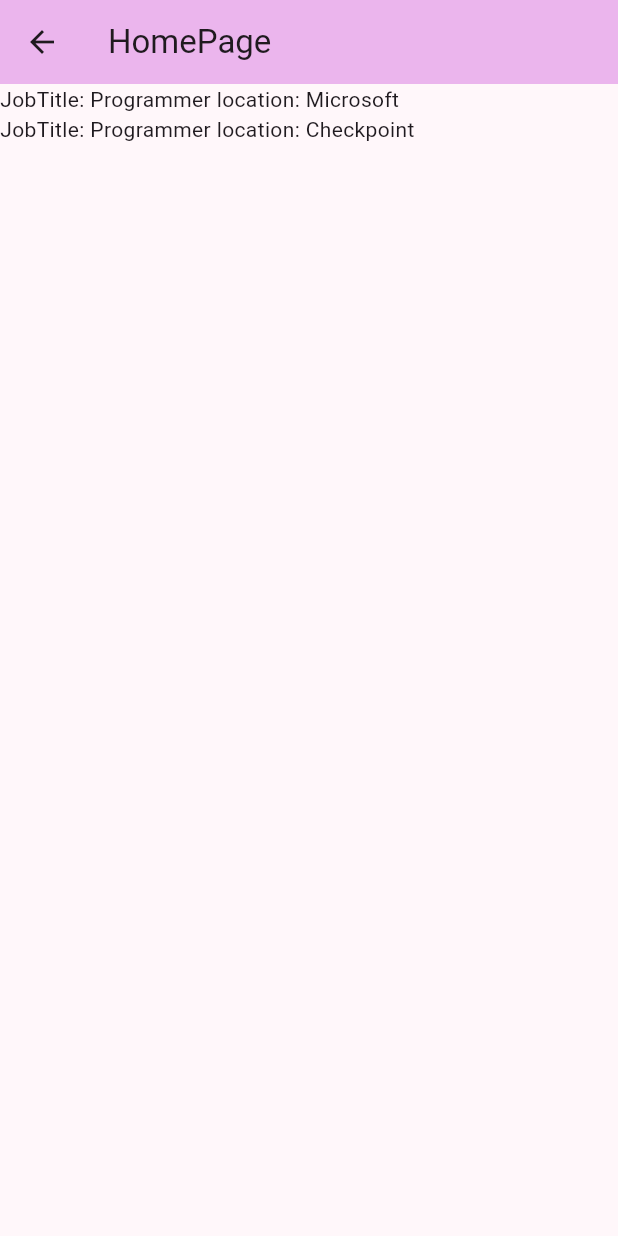
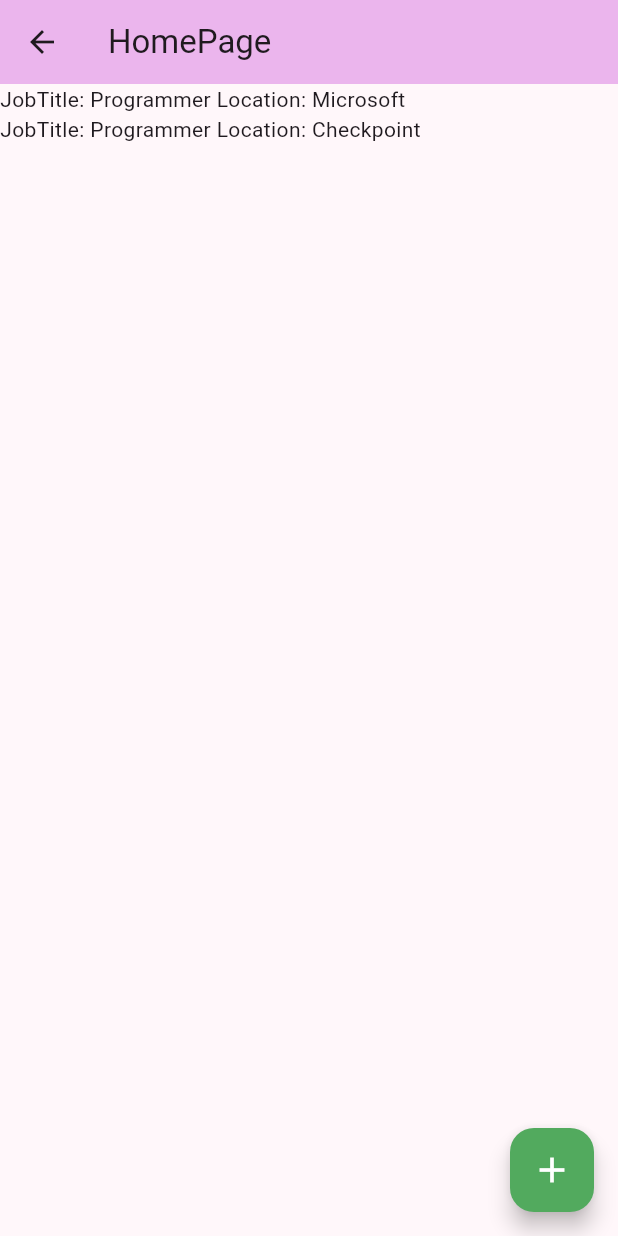
Before and after one commit to Leen-shaieb/Final_project, a Flutter app: the Homepagescreen screen opened directly, on a phone screen of 412 x 824 dp. Run offline on Flutter 3.47's test engine with Material 3 defaults, Android fonts, the phone set to English and light mode, and no system bars; missing offline and left inert: mysql1.

Commit message:
Adding add job screen

```diff
--- a/lib/Models/JobModel.dart
+++ b/lib/Models/JobModel.dart
@@ -14,6 +14,21 @@ class JobModel {
   String Location;
   String Description;
 
+
+  JobMode(String JobTitle,String Location)
+      {
+        this.JobTitle=JobTitle;
+      this.Location=Location;
+      }
+
+  String PrintJobDetails()
+  {
+  String str='';
+  str= 'JobTitle: '+ this.JobTitle;
+  str+= ' Location: '+ this.Location;
+  return str;
+  }
+
  factory JobModel.fromJson(Map<String, dynamic>json) =>
      JobModel(
        JobTitle: json["JobTitle"],
@@ -29,15 +44,4 @@ class JobModel {
        "Description": Description,
 
      };
-  JobMode(String JobTitle,String Location)
-      {this.JobTitle=JobTitle;
-      this.Location=Location;}
-
-  String PrintJobDetails()
-  {
-String str='';
-str= 'JobTitle: '+ this.JobTitle;
-str+= ' location: '+ this.Location;
-return str;
 }
-}
--- a/lib/Views/HomePageScreen.dart
+++ b/lib/Views/HomePageScreen.dart
@@ -1,11 +1,10 @@
 import 'dart:collection';
-
 import 'package:final_project/Models/JobModel.dart';
+import 'package:final_project/Views/AddJobScreen.dart';
 import 'package:flutter/material.dart';
 
-
 class Homepagescreen extends StatefulWidget {
-   Homepagescreen ({super.key, required this.title});
+  Homepagescreen({super.key, required this.title});
 
   final String title;
 
@@ -14,30 +13,68 @@ class Homepagescreen extends StatefulWidget {
 }
 
 class HomepagescreenPageState extends State<Homepagescreen> {
-  List<JobModel> listofjobs1=[
-   JobModel (JobTitle:'Programmer',Location: 'Microsoft'),
-    JobModel(JobTitle:'Programmer',Location: 'Checkpoint')
+  List<JobModel> listofjobs1 = [
+    JobModel(JobTitle: 'Programmer', Location: 'Microsoft'),
+    JobModel(JobTitle: 'Programmer', Location: 'Checkpoint')
   ];
+
   @override
   //Widget build(BuildContext context) {
-    Widget build(BuildContext context) {
+  Widget build(BuildContext context) {
     return Scaffold(
       appBar: AppBar(
-
         backgroundColor: Theme.of(context).colorScheme.inversePrimary,
-
         title: Text(widget.title),
       ),
+      body:
+      ListView.builder(
+        itemCount:listofjobs1.length,
+        itemBuilder:(BuildContext context,int index){
+          return Text(listofjobs1[index].PrintJobDetails());
+        },
+        // This trailing comma makes auto-formatting nicer for build methods.
+      ),
+      floatingActionButton: FloatingActionButton(
+        backgroundColor: const Color.fromRGBO(82, 170, 94, 1.0),
+        tooltip: 'Increment',
+        onPressed: () {
 
-      body:ListView.builder(
-        itemCount:listofjobs1.length,
 
-          itemBuilder:(BuildContext context,int index){
-          return Text(listofjobs1[index].PrintJobDetails());
-    },
 
-      // This trailing comma makes auto-formatting nicer for build methods.
+          Navigator.push(
+            context,
+            MaterialPageRoute(builder: (context) =>AddJobScreen(title: 'AddJobScreen')),
+          );
+        },
+        child: const Icon(Icons.add, color: Colors.white, size: 28),
+      ),
+      // )
 
-    ),);
+      /*
+          Column(
+            children: [
+              ListView.builder(
+                itemCount:listofjobs1.length,
+                itemBuilder:(BuildContext context,int index){
+                  return Text(listofjobs1[index].PrintJobDetails());
+                },
+                // This trailing comma makes auto-formatting nicer for build methods.
+              ),
+              Text("ddd"),
+
+      floatingActionButton: FloatingActionButton(
+        backgroundColor: const Color.fromRGBO(82, 170, 94, 1.0),
+        tooltip: 'Increment',
+        onPressed: (){},
+        child: const Icon(Icons.add, color: Colors.white, size: 28),
+      ),
+    )
+
+       */
+      // onPressed: null,
+      // child: Text("dddd"))
+      // ],
+      // )
+    );
   }
 }
```
Also changed, not shown: lib/Models/UserModel.dart (+18 -3 lines), lib/Utils/db.dart (+17 -28 lines), lib/Views/AddJobScreen.dart (added, +118 -0 lines). Lines whose indentation alone changed are shown as unchanged.
